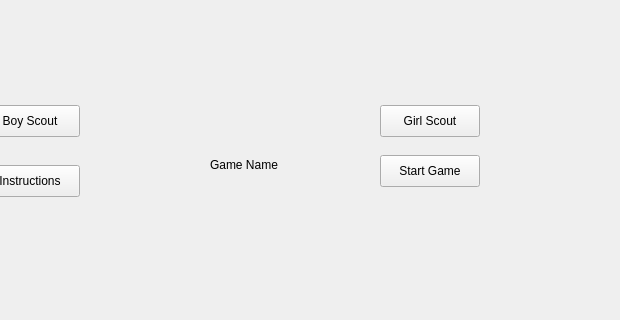
Before: the Qt Designer form EducationalApp/startpage.ui in wildberryprincess/WildernessQuest-Wasm, drawn with Qt 5; both pictures show x 470 to 1090 and y 185 to 505 of the 1450 by 780 pixel window.
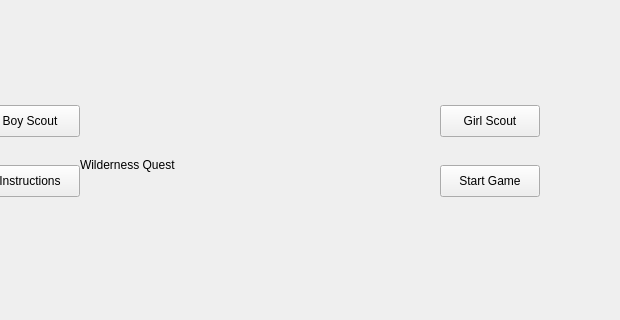
After: the same form once the commit is applied.

Commit message: Start Screen is formatted and instructions are added.

Diff of the .ui file:
```diff
--- a/EducationalApp/startpage.ui
+++ b/EducationalApp/startpage.ui
@@ -16,14 +16,14 @@
   <widget class="QLabel" name="gameNameLabel">
    <property name="geometry">
     <rect>
-     <x>680</x>
+     <x>550</x>
      <y>300</y>
-     <width>100</width>
+     <width>360</width>
      <height>100</height>
     </rect>
    </property>
    <property name="text">
-    <string>Game Name</string>
+    <string>Wilderness Quest</string>
    </property>
   </widget>
   <widget class="QPushButton" name="instructionsButton">
@@ -42,8 +42,8 @@
   <widget class="QPushButton" name="startButton">
    <property name="geometry">
     <rect>
-     <x>850</x>
-     <y>340</y>
+     <x>910</x>
+     <y>350</y>
      <width>100</width>
      <height>32</height>
     </rect>
@@ -68,7 +68,7 @@
   <widget class="QPushButton" name="girlScoutButton">
    <property name="geometry">
     <rect>
-     <x>850</x>
+     <x>910</x>
      <y>290</y>
      <width>100</width>
      <height>32</height>
```
The commit also changes 2 other files.
